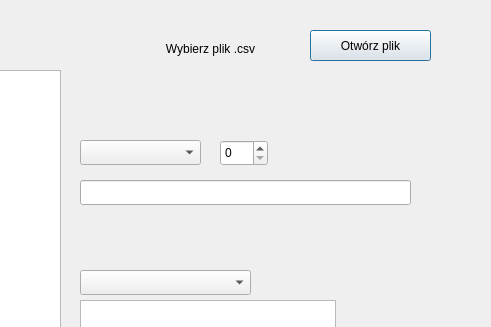
The window that app.ui (kolodziejpawel98/PremierLeagueApp) describes before a commit, drawn with Qt 5; both pictures show x 210 to 701 and y 0 to 327 of the 870 by 661 pixel window.
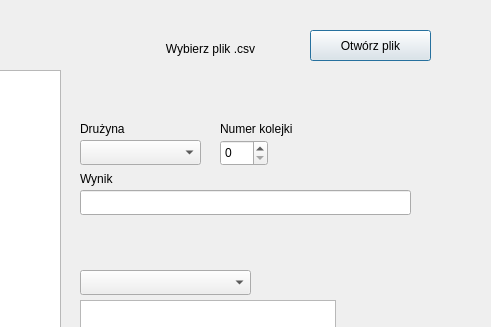
The same window after the commit.

Commit message: pokazywanie wyniku po kolejce i druzynie

What changed in the file:
```diff
--- a/app.ui
+++ b/app.ui
@@ -89,7 +89,7 @@
    <property name="geometry">
     <rect>
      <x>290</x>
-     <y>180</y>
+     <y>190</y>
      <width>331</width>
      <height>25</height>
     </rect>
@@ -128,6 +128,45 @@
     <string/>
    </property>
   </widget>
+  <widget class="QLabel" name="label_round">
+   <property name="geometry">
+    <rect>
+     <x>430</x>
+     <y>120</y>
+     <width>141</width>
+     <height>17</height>
+    </rect>
+   </property>
+   <property name="text">
+    <string>Numer kolejki</string>
+   </property>
+  </widget>
+  <widget class="QLabel" name="label_team">
+   <property name="geometry">
+    <rect>
+     <x>290</x>
+     <y>120</y>
+     <width>67</width>
+     <height>17</height>
+    </rect>
+   </property>
+   <property name="text">
+    <string>Drużyna</string>
+   </property>
+  </widget>
+  <widget class="QLabel" name="label_result">
+   <property name="geometry">
+    <rect>
+     <x>290</x>
+     <y>170</y>
+     <width>67</width>
+     <height>17</height>
+    </rect>
+   </property>
+   <property name="text">
+    <string>Wynik</string>
+   </property>
+  </widget>
  </widget>
  <resources/>
  <connections/>
```
The commit also changes 1 other file.
